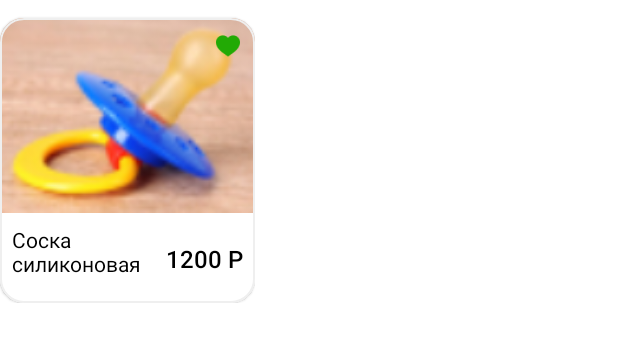
After one commit to Nilairan/world-of-mothers, an Android app: the layout item_product_favorite.xml on its own in the app's theme, with its tools: preview values and no code run, on a phone screen of 412 x 824 dp. The commit adds this screen. Shown: the top 342 px of the screen. Run offline under Robolectric (Android 15) with nearby library versions, the phone set to English and light mode, and no system bars.

Commit message:
add favorite screen ui

```diff
--- a/app/src/main/res/layout/item_product.xml
+++ b/app/src/main/res/layout/item_product.xml
@@ -2,7 +2,7 @@
 <com.google.android.material.card.MaterialCardView xmlns:android="http://schemas.android.com/apk/res/android"
     android:layout_width="170dp"
     android:layout_height="190dp"
-    android:elevation="20dp"
+    android:elevation="5dp"
     android:layout_marginTop="12dp"
     app:cardCornerRadius="16dp"
     app:strokeColor="#EFEFEF"
--- /dev/null
+++ b/app/src/main/res/layout/item_product_favorite.xml
@@ -0,0 +1,27 @@
+<?xml version="1.0" encoding="utf-8"?>
+<androidx.constraintlayout.widget.ConstraintLayout xmlns:android="http://schemas.android.com/apk/res/android"
+    android:layout_width="wrap_content"
+    android:layout_height="wrap_content"
+    xmlns:app="http://schemas.android.com/apk/res-auto">
+
+    <include
+        android:id="@+id/itemProduct"
+        layout="@layout/item_product"
+        android:layout_width="170dp"
+        android:layout_height="190dp"
+        android:layout_marginTop="12dp"
+        app:layout_constraintTop_toTopOf="parent"
+        app:layout_constraintStart_toStartOf="parent" />
+
+    <ImageView
+        android:layout_width="wrap_content"
+        android:layout_height="wrap_content"
+        android:layout_marginTop="8dp"
+        android:layout_marginEnd="8dp"
+        android:src="@drawable/ic_like"
+        android:elevation="50dp"
+
+        app:layout_constraintTop_toTopOf="@id/itemProduct"
+        app:layout_constraintEnd_toEndOf="@id/itemProduct" />
+
+</androidx.constraintlayout.widget.ConstraintLayout>
--- a/di/src/main/java/com/madispace/di/KoinModule.kt
+++ b/di/src/main/java/com/madispace/di/KoinModule.kt
@@ -6,6 +6,8 @@ import com.github.terrakok.cicerone.Router
 import com.madispace.di.routing.LocalCiceroneHolder
 import com.madispace.domain.usecases.GetCatalogModelUseCase
 import com.madispace.domain.usecases.GetCatalogModelUseCaseImpl
+import com.madispace.domain.usecases.GetFavoritesProductUseCase
+import com.madispace.domain.usecases.GetFavoritesProductUseCaseImpl
 import org.koin.dsl.module
 
 /**
@@ -21,4 +23,5 @@ val navigationModule = module {
 
 val useCasesModule = module {
     single<GetCatalogModelUseCase> { GetCatalogModelUseCaseImpl() }
+    single<GetFavoritesProductUseCase> { GetFavoritesProductUseCaseImpl() }
 }
```
Also changed, not shown: app/src/main/java/com/madispace/worldofmothers/ui/favorites/FavoritesFragment.kt (+33 -2 lines), app/src/main/java/com/madispace/worldofmothers/ui/favorites/FavoritesViewModel.kt (added, +33 -0 lines), app/src/main/java/com/madispace/worldofmothers/ui/favorites/items/FavoriteProductItem.kt (added, +29 -0 lines), app/src/main/res/layout/fragment_favorites.xml (+47 -4 lines), domain/src/main/java/com/madispace/domain/usecases/GetFavoritesProductUseCase.kt (added, +52 -0 lines), app/src/main/res/drawable-hdpi/ic_like.png (added), app/src/main/res/drawable-mdpi/ic_like.png (added), app/src/main/res/drawable-xhdpi/ic_like.png (added), app/src/main/res/drawable-xxhdpi/ic_like.png (added), app/src/main/res/drawable-xxxhdpi/ic_like.png (added).
